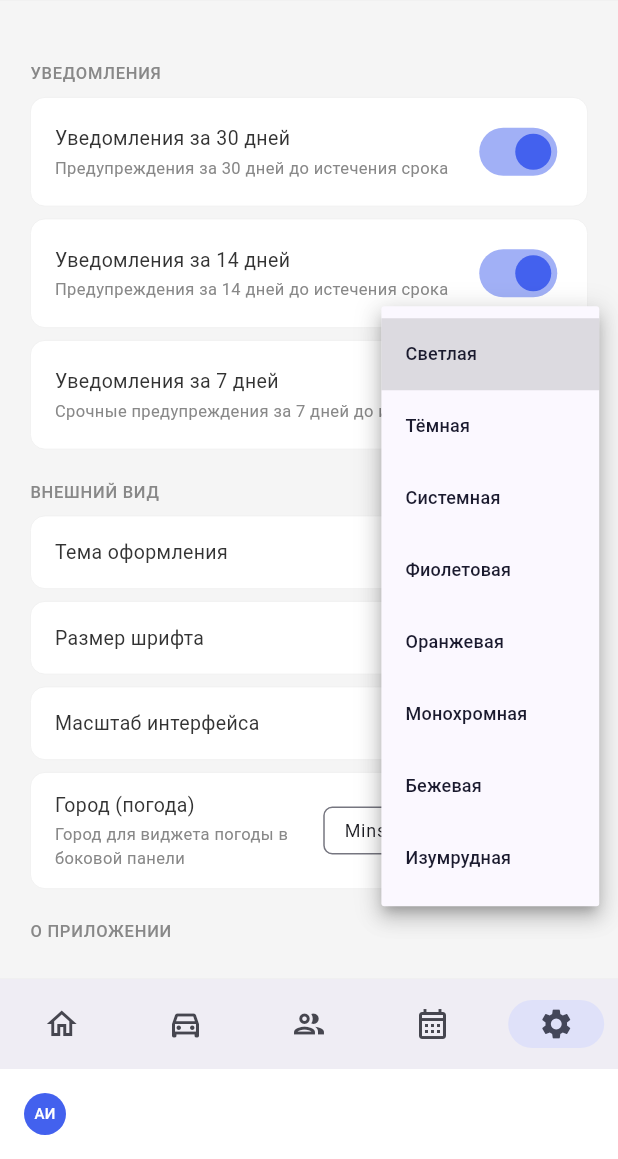
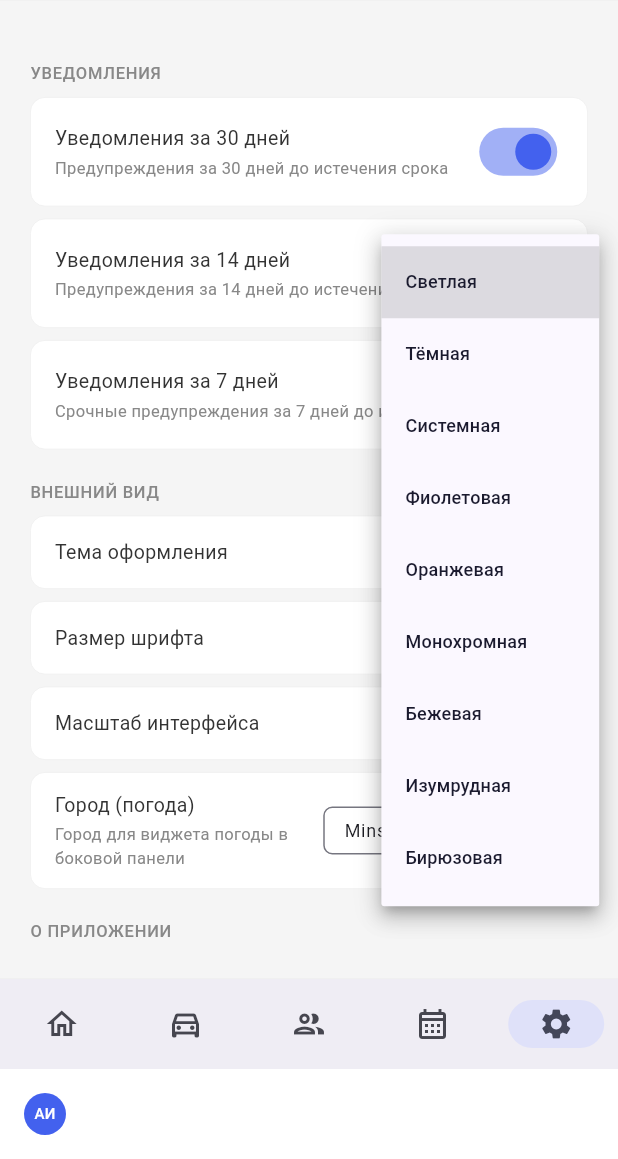
Before and after one commit to VkSun/ATControl, a Flutter app: the SettingsScreen screen opened by its route, after a tap on "Светлая", on a phone screen of 412 x 824 dp, the part 77-1236 px from its top. Run offline on Flutter 3.47's test engine with Material 3 defaults, Android fonts, the phone set to English and light mode, and no system bars; our stand-ins replace file_picker, flutter_local_notifications, flutter_riverpod, go_router, package_info_plus, shared_preferences and 1 more; missing offline and left inert: gotrue, launch_at_startup, local_notifier, tray_manager, window_manager; accounts and stored records are empty; generated files the repository leaves out were written again; network calls fail.

Commit message:
feat(theme): add Бирюзовая (teal) theme
Sixth theme — light, cool grey-blue background (#EEF1F2), dark teal
accent (#1F4E4A) matching the reference's filled-button color, white
cards.

flutter analyze clean (45, baseline), all 163 tests pass.

Co-Authored-By: Claude Fable 5 <noreply@anthropic.com>
Claude-Session: https://claude.ai/code/session_01DkgpfqtYtWsXc5FYhAC5yA

```diff
--- a/lib/screens/settings/settings_screen.dart
+++ b/lib/screens/settings/settings_screen.dart
@@ -122,8 +122,9 @@ class SettingsScreen extends ConsumerWidget {
                     AppThemeMode.mono => 'Монохромная',
                     AppThemeMode.beige => 'Бежевая',
                     AppThemeMode.emerald => 'Изумрудная',
+                    AppThemeMode.teal => 'Бирюзовая',
                   },
-                  options: const ['Светлая', 'Тёмная', 'Системная', 'Фиолетовая', 'Оранжевая', 'Монохромная', 'Бежевая', 'Изумрудная'],
+                  options: const ['Светлая', 'Тёмная', 'Системная', 'Фиолетовая', 'Оранжевая', 'Монохромная', 'Бежевая', 'Изумрудная', 'Бирюзовая'],
                   onChanged: (v) {
                     ref.read(themeModeProvider.notifier).set(switch (v) {
                       'Светлая' => AppThemeMode.light,
@@ -133,6 +134,7 @@ class SettingsScreen extends ConsumerWidget {
                       'Монохромная' => AppThemeMode.mono,
                       'Бежевая' => AppThemeMode.beige,
                       'Изумрудная' => AppThemeMode.emerald,
+                      'Бирюзовая' => AppThemeMode.teal,
                       _ => AppThemeMode.system,
                     });
                   },
--- a/lib/utils/theme.dart
+++ b/lib/utils/theme.dart
@@ -7,7 +7,7 @@ import 'brand_colors.dart';
 /// Раздельно от Flutter-овского ThemeMode: помимо светлая/тёмная/системная
 /// сюда добавляются именованные цветовые темы (см. AppTheme.purpleTheme) —
 /// они переключаются тем же селектором в Настройках, добавляются по одной.
-enum AppThemeMode { light, dark, system, purple, orange, mono, beige, emerald }
+enum AppThemeMode { light, dark, system, purple, orange, mono, beige, emerald, teal }
 
 final themeModeProvider =
     StateNotifierProvider<_ThemePref, AppThemeMode>((_) => _ThemePref());
@@ -67,6 +67,7 @@ class AppTheme {
   static const _monoAccent = Color(0xFF5A5A5A);
   static const _beigeAccent = Color(0xFFC9962F);
   static const _emeraldAccent = Color(0xFF4ECB8D);
+  static const _tealAccent = Color(0xFF1F4E4A);
 
   static ThemeData lightTheme = ThemeData(
     useMaterial3: true,
@@ -479,6 +480,67 @@ class AppTheme {
       ),
     ],
   );
+
+  // Бирюзовая: шестой референс — светлая, холодный серо-голубой фон,
+  // тёмно-бирюзовый акцент (как кнопка «Add drug» в референсе).
+  static ThemeData tealTheme = ThemeData(
+    useMaterial3: true,
+    colorScheme: ColorScheme.fromSeed(
+      seedColor: _tealAccent,
+      brightness: Brightness.light,
+    ),
+    scaffoldBackgroundColor: const Color(0xFFEEF1F2),
+    cardColor: Colors.white,
+    appBarTheme: const AppBarTheme(
+      backgroundColor: Colors.white,
+      foregroundColor: Color(0xFF1A1A2E),
+      elevation: 0,
+      surfaceTintColor: Colors.transparent,
+    ),
+    dialogTheme: const DialogThemeData(
+      backgroundColor: Colors.white,
+      surfaceTintColor: Colors.transparent,
+      titleTextStyle: TextStyle(fontSize: 18, fontWeight: FontWeight.w600, color: Color(0xFF1A1A2E)),
+      contentTextStyle: TextStyle(fontSize: 13, color: Color(0xFF333333)),
+    ),
+    textTheme: const TextTheme(
+      bodyMedium: TextStyle(fontSize: 13, color: Color(0xFF333333)),
+      bodySmall: TextStyle(fontSize: 11, color: Color(0xFF888888)),
+      titleMedium: TextStyle(fontSize: 14, fontWeight: FontWeight.w500, color: Color(0xFF1A1A2E)),
+    ),
+    filledButtonTheme: FilledButtonThemeData(
+      style: FilledButton.styleFrom(
+        backgroundColor: _tealAccent,
+        foregroundColor: Colors.white,
+      ),
+    ),
+    outlinedButtonTheme: OutlinedButtonThemeData(
+      style: OutlinedButton.styleFrom(
+        foregroundColor: _tealAccent,
+        side: const BorderSide(color: _tealAccent),
+      ),
+    ),
+    textButtonTheme: TextButtonThemeData(
+      style: TextButton.styleFrom(foregroundColor: _tealAccent),
+    ),
+    extensions: const [
+      AppColors(
+        accent: _tealAccent,
+        danger: _danger,
+        amber: _amber,
+        success: _green,
+        sidebarBg: Colors.white,
+        sidebarActive: _tealAccent,
+        tableBorder: Color(0xFFE2E8E8),
+        badgeRed: Color(0xFFFCEBEB),
+        badgeRedText: Color(0xFFA32D2D),
+        badgeAmber: Color(0xFFFAEEDA),
+        badgeAmberText: Color(0xFF854F0B),
+        badgeGreen: Color(0xFFEAF3DE),
+        badgeGreenText: Color(0xFF3B6D11),
+      ),
+    ],
+  );
 }
 
 class AppColors extends ThemeExtension<AppColors> {
@@ -549,6 +611,7 @@ final resolvedThemeProvider = Provider<ThemeData>((ref) {
     AppThemeMode.mono => AppTheme.monoTheme,
     AppThemeMode.beige => AppTheme.beigeTheme,
     AppThemeMode.emerald => AppTheme.emeraldTheme,
+    AppThemeMode.teal => AppTheme.tealTheme,
     AppThemeMode.light || AppThemeMode.system => AppTheme.lightTheme,
   };
 });
```
